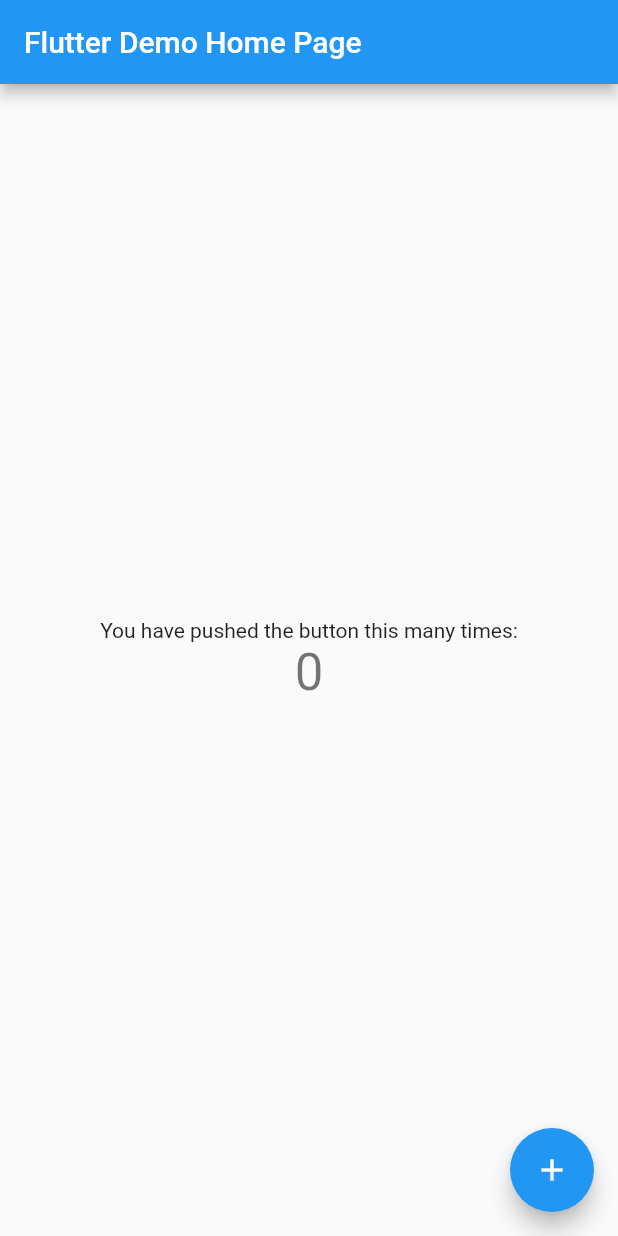
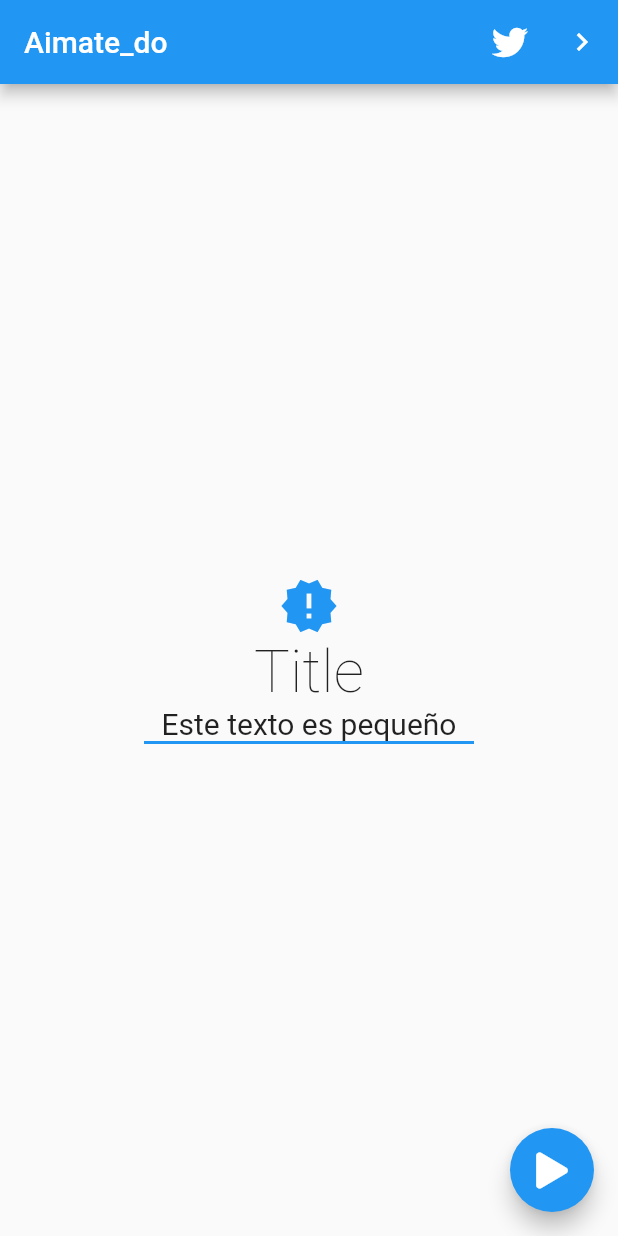
Before and after one commit to Ivan-dela-cruz/flutter-animations, a Flutter app: the screen it shows after launch, on a phone screen of 412 x 824 dp. Run offline on Flutter 3.47's test engine with Material 2 defaults, Android fonts, the phone set to English and light mode, and no system bars; our stand-ins replace animate_do, font_awesome_flutter.

Commit message:
inicio interfaz animacion twitter

```diff
--- a/lib/main.dart
+++ b/lib/main.dart
@@ -1,4 +1,5 @@
 import 'package:flutter/material.dart';
+import 'package:flutter_app_animaciones/src/pages/pagina1_page.dart';
 
 void main() => runApp(MyApp());
 
@@ -7,105 +8,13 @@ class MyApp extends StatelessWidget {
   @override
   Widget build(BuildContext context) {
     return MaterialApp(
-      title: 'Flutter Demo',
+      title: 'Animate_do',
+      debugShowCheckedModeBanner: false,
       theme: ThemeData(
-        // This is the theme of your application.
-        //
-        // Try running your application with "flutter run". You'll see the
-        // application has a blue toolbar. Then, without quitting the app, try
-        // changing the primarySwatch below to Colors.green and then invoke
-        // "hot reload" (press "r" in the console where you ran "flutter run",
-        // or simply save your changes to "hot reload" in a Flutter IDE).
-        // Notice that the counter didn't reset back to zero; the application
-        // is not restarted.
+
         primarySwatch: Colors.blue,
       ),
-      home: MyHomePage(title: 'Flutter Demo Home Page'),
+      home: Pagina1Page(),
     );
   }
 }
-
-class MyHomePage extends StatefulWidget {
-  MyHomePage({Key key, this.title}) : super(key: key);
-
-  // This widget is the home page of your application. It is stateful, meaning
-  // that it has a State object (defined below) that contains fields that affect
-  // how it looks.
-
-  // This class is the configuration for the state. It holds the values (in this
-  // case the title) provided by the parent (in this case the App widget) and
-  // used by the build method of the State. Fields in a Widget subclass are
-  // always marked "final".
-
-  final String title;
-
-  @override
-  _MyHomePageState createState() => _MyHomePageState();
-}
-
-class _MyHomePageState extends State<MyHomePage> {
-  int _counter = 0;
-
-  void _incrementCounter() {
-    setState(() {
-      // This call to setState tells the Flutter framework that something has
-      // changed in this State, which causes it to rerun the build method below
-      // so that the display can reflect the updated values. If we changed
-      // _counter without calling setState(), then the build method would not be
-      // called again, and so nothing would appear to happen.
-      _counter++;
-    });
-  }
-
-  @override
-  Widget build(BuildContext context) {
-    // This method is rerun every time setState is called, for instance as done
-    // by the _incrementCounter method above.
-    //
-    // The Flutter framework has been optimized to make rerunning build methods
-    // fast, so that you can just rebuild anything that needs updating rather
-    // than having to individually change instances of widgets.
-    return Scaffold(
-      appBar: AppBar(
-        // Here we take the value from the MyHomePage object that was created by
-        // the App.build method, and use it to set our appbar title.
-        title: Text(widget.title),
-      ),
-      body: Center(
-        // Center is a layout widget. It takes a single child and positions it
-        // in the middle of the parent.
-        child: Column(
-          // Column is also a layout widget. It takes a list of children and
-          // arranges them vertically. By default, it sizes itself to fit its
-          // children horizontally, and tries to be as tall as its parent.
-          //
-          // Invoke "debug painting" (press "p" in the console, choose the
-          // "Toggle Debug Paint" action from the Flutter Inspector in Android
-          // Studio, or the "Toggle Debug Paint" command in Visual Studio Code)
-          // to see the wireframe for each widget.
-          //
-          // Column has various properties to control how it sizes itself and
-          // how it positions its children. Here we use mainAxisAlignment to
-          // center the children vertically; the main axis here is the vertical
-          // axis because Columns are vertical (the cross axis would be
-          // horizontal).
-          mainAxisAlignment: MainAxisAlignment.center,
-          children: <Widget>[
-            Text(
-              'You have pushed the button this many times:',
-            ),
-            Text(
-              '$_counter',
-              style: Theme.of(context).textTheme.display1,
-            ),
-          ],
-        ),
-      ),
-      floatingActionButton: FloatingActionButton(
-        onPressed: _incrementCounter,
-        tooltip: 'Increment',
-        child: Icon(Icons.add),
-      ), // This trailing comma makes auto-formatting nicer for build methods.
-    );
-  }
-}
--- /dev/null
+++ b/lib/src/pages/pagina1_page.dart
@@ -0,0 +1,75 @@
+import 'package:animate_do/animate_do.dart';
+import 'package:flutter/cupertino.dart';
+import 'package:flutter/material.dart';
+import 'package:font_awesome_flutter/font_awesome_flutter.dart';
+class Pagina1Page extends StatelessWidget {
+  @override
+  Widget build(BuildContext context) {
+    return Scaffold(
+     appBar: AppBar(
+       title: Text('Aimate_do'),
+       actions: <Widget>[
+         IconButton(
+           icon: FaIcon(FontAwesomeIcons.twitter),
+           onPressed: (){},
+         ),
+         SlideInLeft(
+           from: 100,
+           child: IconButton(
+             icon: Icon(Icons.navigate_next),
+             onPressed: (){
+               Navigator.push(context, CupertinoPageRoute(builder: (BuildContext contex)=>Pagina1Page()));
+             },
+           ),
+         ),
+       ],
+     ),
+      floatingActionButton: ElasticInRight(
+        delay: Duration(milliseconds: 1100),
+        child: FloatingActionButton(
+          child: FaIcon(FontAwesomeIcons.play),
+          onPressed: (){},
+        ),
+      ),
+      body: Center(
+        child: Column(
+          mainAxisAlignment: MainAxisAlignment.center,
+          children: <Widget>[
+            ElasticIn(
+              delay: Duration(milliseconds: 1100),
+                child: Icon(Icons.new_releases, color: Colors.blue,size: 40,)
+            ),
+            FadeInDown(
+              delay: Duration(milliseconds: 200),
+              child: Text(
+                'Title',
+                style: TextStyle(
+                  fontSize: 40,
+                  fontWeight: FontWeight.w200
+                ),
+              ),
+            ),
+            FadeInDown(
+              delay: Duration(milliseconds: 800),
+              child: Text(
+                'Este texto es pequeño',
+                style: TextStyle(
+                    fontSize: 20,
+                    fontWeight: FontWeight.w400
+                ),
+              ),
+            ),
+            FadeInLeft(
+              delay: Duration(milliseconds: 1100),
+              child: Container(
+                width: 220,
+                height: 2,
+                color: Colors.blue,
+              ),
+            ),
+          ],
+        ),
+      ),
+    );
+  }
+}
--- /dev/null
+++ b/lib/src/pages/twitter_page.dart
@@ -0,0 +1,15 @@
+import 'package:flutter/material.dart';
+
+class TwitterPage extends StatelessWidget {
+  @override
+  Widget build(BuildContext context) {
+    return Scaffold(
+      backgroundColor: Color(0xff1DA1F2),
+      body: Center(
+        child: Text(
+          'hola mundo'
+        ),
+      ),
+    );
+  }
+}
--- a/pubspec.yaml
+++ b/pubspec.yaml
@@ -23,6 +23,8 @@ dependencies:
   # The following adds the Cupertino Icons font to your application.
   # Use with the CupertinoIcons class for iOS style icons.
   cupertino_icons: ^0.1.2
+  animate_do: ^1.6.3
+  font_awesome_flutter: ^8.8.1
 
 dev_dependencies:
   flutter_test:
```
Also changed, not shown: pubspec.lock.
